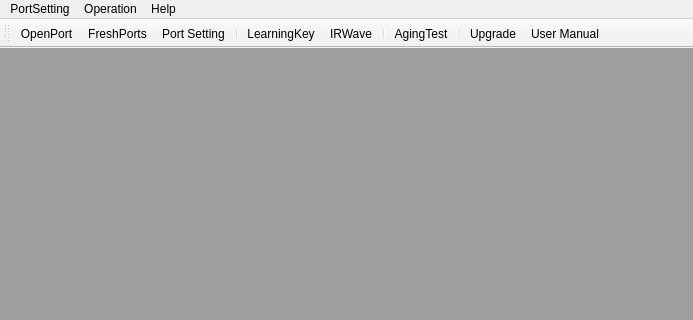
Above: mainwindow.ui from barrycool/IRC_tool before the change; both pictures show x 0 to 693 and y 0 to 320 of the 693 by 535 pixel window. Below: the same form after it.
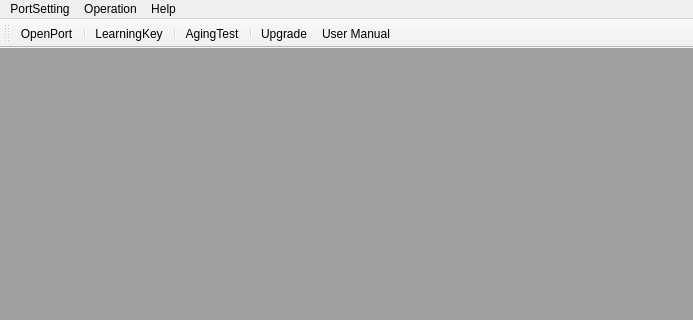
That is the form after the change. The open tabs and pages were chosen to show the change. Icons and pictures are not drawn.

```diff
--- a/mainwindow.ui
+++ b/mainwindow.ui
@@ -2469,11 +2469,8 @@
     <bool>false</bool>
    </attribute>
    <addaction name="actionOpenUart"/>
-   <addaction name="actionFresh"/>
-   <addaction name="actionPort_Setting"/>
    <addaction name="separator"/>
    <addaction name="actionLearningKey"/>
-   <addaction name="actionIRWave"/>
    <addaction name="separator"/>
    <addaction name="actionAgingTest"/>
    <addaction name="separator"/>
```
Left out of the diff: 555 changed lines with no effect on the pictures.
